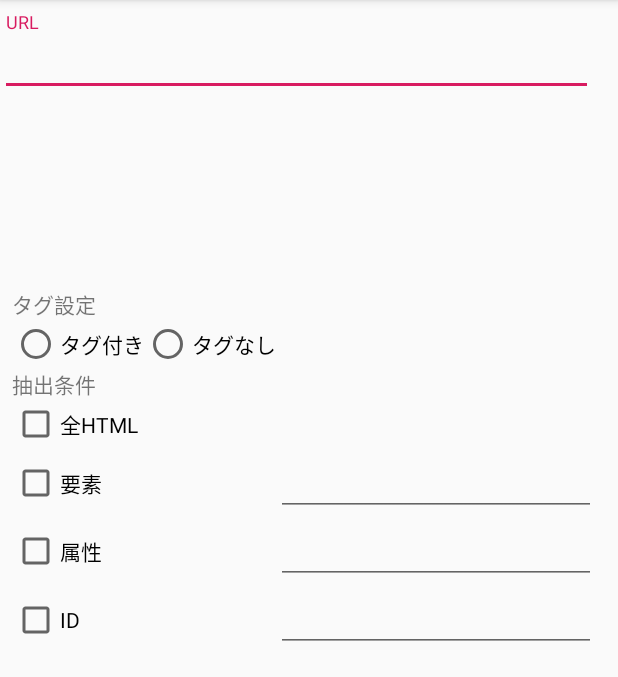
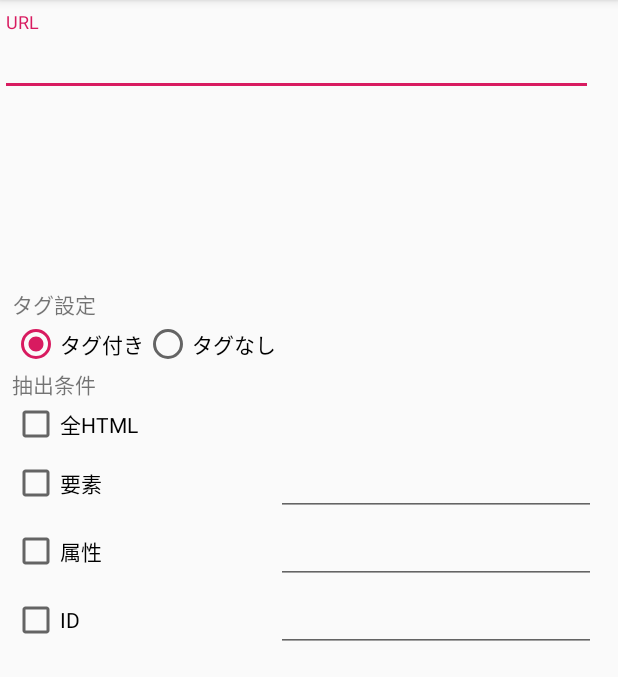
Before and after one commit to Mitsuhiro0911/ScrapingMobile, an Android app: the screen it shows after launch (MainActivity), on a phone screen of 412 x 824 dp, the part 84-761 px from its top. Run offline under Robolectric (Android 15) with nearby library versions, the phone set to English and light mode, and no system bars; plain views replace BootstrapButton.

Commit message:
ラジオボタンに初期値を設定 ラジオグループで括られているボタンが両方選択できてしまうバグが発生

```diff
--- a/app/src/main/java/com/example/scrapingmobile/MainActivity.kt
+++ b/app/src/main/java/com/example/scrapingmobile/MainActivity.kt
@@ -9,6 +9,7 @@ import android.widget.CheckBox
 import android.widget.EditText
 import org.jsoup.Jsoup
 import android.content.Intent
+import android.widget.RadioButton
 import android.widget.RadioGroup
 import kotlinx.coroutines.*
 import org.jsoup.nodes.Element
@@ -18,7 +19,7 @@ import org.jsoup.select.Elements
 class MainActivity : AppCompatActivity() {
     // TODO:HTMLタグを含めた出力、データのみの出力を選択できるようにする
     // TODO:ファイル出力出来るようにする
-    // TODO:「タグなし選択→抽出→戻る→タグあり選択」を行うと"タグあり"と"タグなし"両方が選択されてしまうバグが発生
+    // TODO:タグ設定のラジオボタンが両方選択されてしまうバグが発生
     companion object {
         // 全HTMLデータ
         var allHtml:String? = null
@@ -32,9 +33,11 @@ class MainActivity : AppCompatActivity() {
         super.onCreate(savedInstanceState)
         setContentView(R.layout.activity_main)
         // ラジオボタンのIDが動的生成されないよう、固定値をセット
-        val radioGroup = findViewById<View>(R.id.radioGroup) as RadioGroup
-        radioGroup.getChildAt(0).id = 0
-        radioGroup.getChildAt(1).id = -1
+        val taggedFlag = findViewById<View>(R.id.taggedFlag) as RadioButton
+        taggedFlag.id = 0
+        taggedFlag.isChecked = true
+        val noTaggedFlag = findViewById<View>(R.id.noTaggedFlag) as RadioButton
+        noTaggedFlag.id = -1
 
         val executeButton = findViewById<View>(R.id.executeButton)
         executeButton.setOnClickListener {
@@ -43,6 +46,7 @@ class MainActivity : AppCompatActivity() {
                 GlobalScope.async {
                     val scraping = Scraping(Jsoup.connect("https://ja.wikipedia.org/wiki/メインページ").get())
                     // 選択されたラジオボタンのidを取得
+                    val radioGroup = findViewById<View>(R.id.radioGroup) as RadioGroup
                     tagSetting = radioGroup.checkedRadioButtonId
                     Log.d("tagSetting", "${tagSetting}")
 //                val url = findViewById<View>(R.id.inputUrl) as TextInputEditText
--- a/app/src/main/res/layout/activity_main.xml
+++ b/app/src/main/res/layout/activity_main.xml
@@ -51,7 +51,8 @@
             <RadioGroup
                     android:layout_width="wrap_content"
                     android:layout_height="wrap_content"
-                    android:orientation="horizontal" android:id="@+id/radioGroup">
+                    android:id="@+id/radioGroup"
+                    android:orientation="horizontal">
                 <RadioButton
                         android:text="タグ付き"
                         android:layout_width="wrap_content"
```
